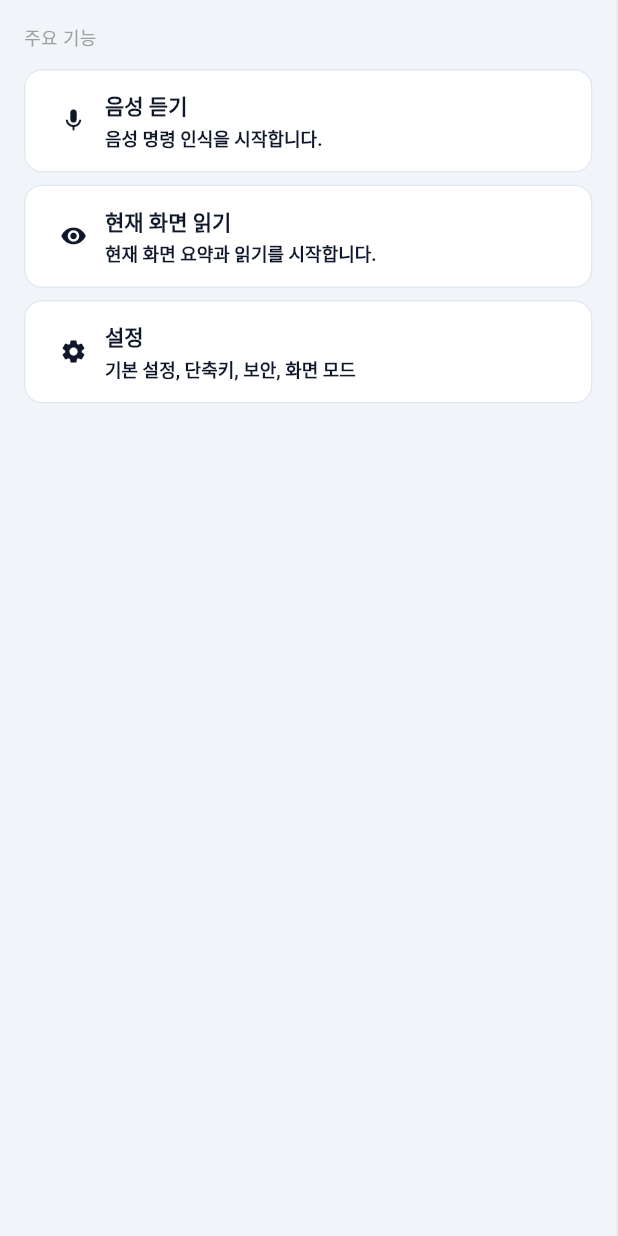
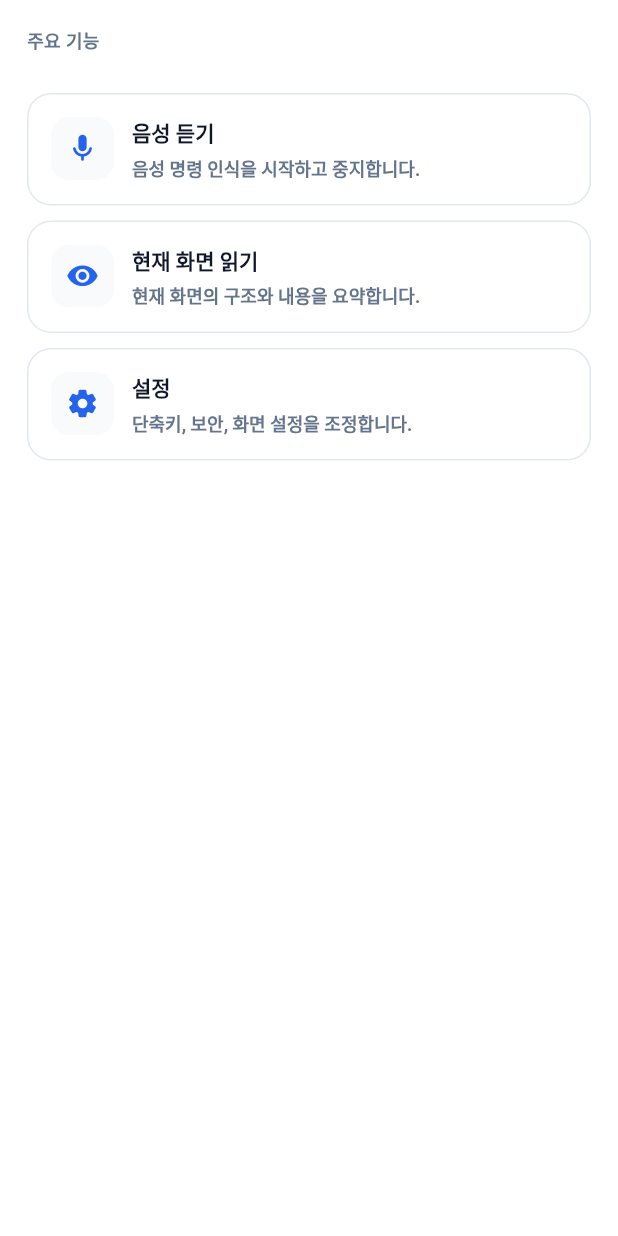
Before and after one commit to gara-age/Navi_VoiceNavigator_Front, a Flutter app: the ActionPanel widget shown alone on an empty page, opened directly with empty values, on a phone screen of 412 x 824 dp. Run offline on Flutter 3.47's test engine with Material 3 defaults, Android fonts, the phone set to English and light mode, and no system bars; our stand-ins replace flutter_riverpod; Roboto replaces fonts that are missing (Pretendard).

Commit message:
feat: polish connected mode home interface

```diff
--- a/lib/features/home/presentation/widgets/action_panel.dart
+++ b/lib/features/home/presentation/widgets/action_panel.dart
@@ -1,4 +1,6 @@
 import 'package:flutter/material.dart';
+
+import '../../../../app/theme/app_theme.dart';
 
 class ActionPanel extends StatelessWidget {
   const ActionPanel({
@@ -16,36 +18,56 @@ class ActionPanel extends StatelessWidget {
 
   @override
   Widget build(BuildContext context) {
+    final surfaceTheme = Theme.of(context).extension<AppSurfaceTheme>()!;
+
     return Container(
-      decoration: const BoxDecoration(
-        border: Border(
-          right: BorderSide(color: Color(0xFFE5E7EB)),
+      color: surfaceTheme.surface,
+      child: ListView(
+        padding: const EdgeInsets.all(18),
+        children: [
+          Text(
+            '주요 기능',
+            style: TextStyle(
+              fontSize: 12,
+              fontWeight: FontWeight.w700,
+              color: surfaceTheme.textMuted,
             ),
           ),
-      child: ListView(
-        padding: const EdgeInsets.all(16),
-        children: [
-          const Text('주요 기능', style: TextStyle(fontSize: 12, color: Colors.grey)),
-          const SizedBox(height: 12),
+          const SizedBox(height: 8),
+          // Text(
+          //   '실행할 기능을 선택하면 오른쪽 패널에 결과가 정리됩니다.',
+          //   style: TextStyle(
+          //     fontSize: 13,
+          //     height: 1.5,
+          //     color: surfaceTheme.textMuted,
+          //   ),
+          // ),
+          const SizedBox(height: 18),
           _ActionButton(
             icon: Icons.mic_rounded,
             title: isRecording ? '듣는 중' : '음성 듣기',
-            description: '음성 명령 인식을 시작합니다.',
+            description: '음성 명령 인식을 시작하고 중지합니다.',
             onPressed: onListenPressed,
+            accentColor: surfaceTheme.accent,
+            surfaceTheme: surfaceTheme,
           ),
-          const SizedBox(height: 8),
+          const SizedBox(height: 10),
           _ActionButton(
             icon: Icons.visibility_rounded,
             title: '현재 화면 읽기',
-            description: '현재 화면 요약과 읽기를 시작합니다.',
+            description: '현재 화면의 구조와 내용을 요약합니다.',
             onPressed: onScreenReadPressed,
+            accentColor: surfaceTheme.accent,
+            surfaceTheme: surfaceTheme,
           ),
-          const SizedBox(height: 8),
+          const SizedBox(height: 10),
           _ActionButton(
             icon: Icons.settings_rounded,
             title: '설정',
-            description: '기본 설정, 단축키, 보안, 화면 모드',
+            description: '단축키, 보안, 화면 설정을 조정합니다.',
             onPressed: onSettingsPressed,
+            accentColor: surfaceTheme.accent,
+            surfaceTheme: surfaceTheme,
           ),
         ],
       ),
@@ -59,36 +81,71 @@ class _ActionButton extends StatelessWidget {
     required this.title,
     required this.description,
     required this.onPressed,
+    required this.accentColor,
+    required this.surfaceTheme,
   });
 
   final IconData icon;
   final String title;
   final String description;
   final VoidCallback onPressed;
+  final Color accentColor;
+  final AppSurfaceTheme surfaceTheme;
 
   @override
   Widget build(BuildContext context) {
     return OutlinedButton(
       onPressed: onPressed,
-      child: Padding(
-        padding: const EdgeInsets.symmetric(vertical: 14),
+      style: OutlinedButton.styleFrom(
+        padding: const EdgeInsets.all(16),
+        side: BorderSide(color: surfaceTheme.border),
+        shape: RoundedRectangleBorder(
+          borderRadius: BorderRadius.circular(16),
+        ),
+      ),
       child: Row(
+        crossAxisAlignment: CrossAxisAlignment.start,
         children: [
-            Icon(icon),
+          Container(
+            width: 42,
+            height: 42,
+            decoration: BoxDecoration(
+              color: surfaceTheme.contentBackground,
+              borderRadius: BorderRadius.circular(12),
+            ),
+            child: Icon(
+              icon,
+              color: accentColor,
+              size: 22,
+            ),
+          ),
           const SizedBox(width: 12),
           Expanded(
             child: Column(
               crossAxisAlignment: CrossAxisAlignment.start,
               children: [
-                  Text(title, style: const TextStyle(fontWeight: FontWeight.w700)),
-                  const SizedBox(height: 2),
-                  Text(description, style: const TextStyle(fontSize: 12)),
+                Text(
+                  title,
+                  style: TextStyle(
+                    fontSize: 14,
+                    fontWeight: FontWeight.w800,
+                    color: surfaceTheme.textPrimary,
+                  ),
+                ),
+                const SizedBox(height: 4),
+                Text(
+                  description,
+                  style: TextStyle(
+                    fontSize: 12,
+                    height: 1.45,
+                    color: surfaceTheme.textMuted,
+                  ),
+                ),
               ],
             ),
           ),
         ],
       ),
-      ),
     );
   }
 }
```
Also changed, not shown: lib/features/home/presentation/home_page.dart (+14 -9 lines), lib/features/home/presentation/widgets/ready_state.dart (+67 -22 lines), lib/features/home/presentation/widgets/status_card.dart (+27 -11 lines), lib/features/home/presentation/widgets/title_bar.dart (+69 -22 lines), lib/features/settings/presentation/settings_modal.dart (+6 -6 lines), 1 other file. Lines whose indentation alone changed are shown as unchanged.
